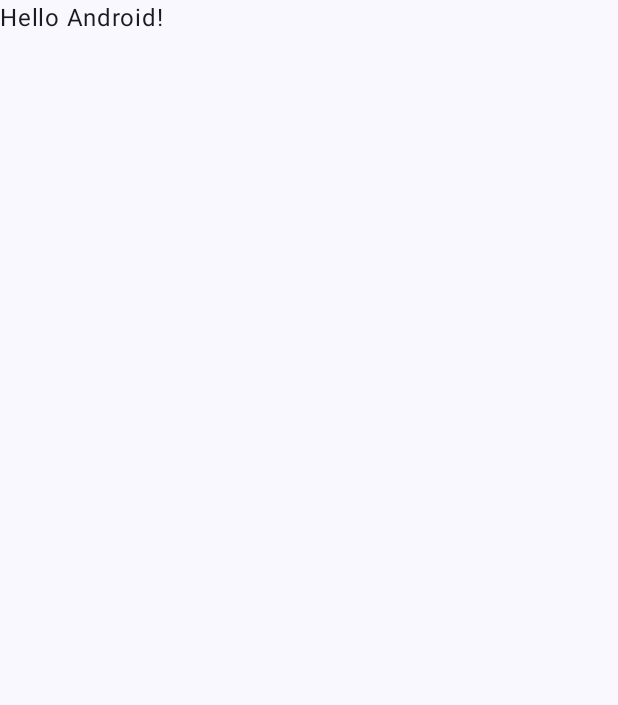
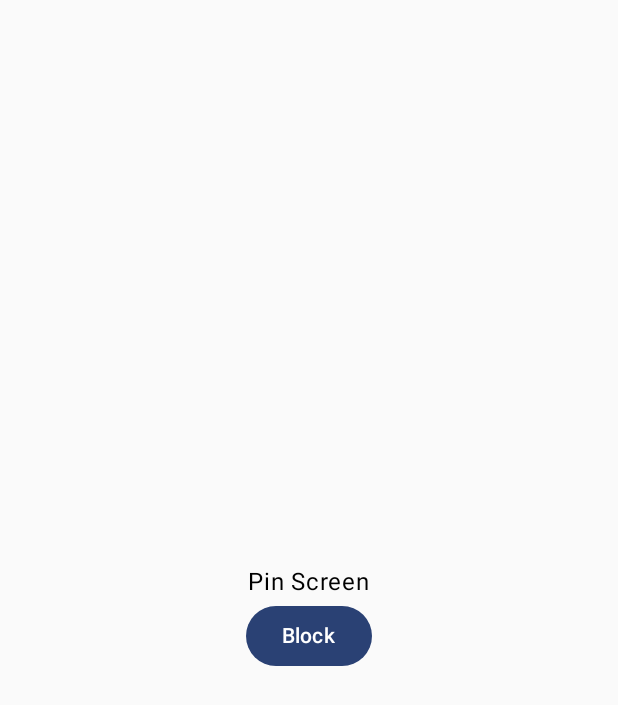
Before and after one commit to georgix/pinblokandroid, an Android app built with Jetpack Compose: the screen it shows after launch (MainActivity), on a phone screen of 412 x 824 dp. Before the commit the part shown is almost empty. Shown: the top 705 px of the screen. Run offline under Robolectric (Android 15) with nearby library versions, the phone set to English and light mode, and no system bars.

Commit message:
Setup pin/block screens

```diff
--- a/app/build.gradle
+++ b/app/build.gradle
@@ -51,6 +51,7 @@ dependencies {
     implementation 'androidx.core:core-ktx:1.10.1'
     implementation 'androidx.lifecycle:lifecycle-runtime-ktx:2.6.1'
     implementation 'androidx.activity:activity-compose:1.7.2'
+    implementation 'androidx.navigation:navigation-compose:2.7.0-beta01'
     implementation platform('androidx.compose:compose-bom:2022.10.00')
     implementation 'androidx.compose.ui:ui'
     implementation 'androidx.compose.ui:ui-graphics'
--- a/app/src/main/java/nz/jing/pinblok/MainActivity.kt
+++ b/app/src/main/java/nz/jing/pinblok/MainActivity.kt
@@ -17,30 +17,8 @@ class MainActivity : ComponentActivity() {
         super.onCreate(savedInstanceState)
         setContent {
             PinBlokTheme {
-                // A surface container using the 'background' color from the theme
-                Surface(
-                    modifier = Modifier.fillMaxSize(),
-                    color = MaterialTheme.colorScheme.background
-                ) {
-                    Greeting("Android")
-                }
+                MainApp()
             }
         }
     }
 }
-
-@Composable
-fun Greeting(name: String, modifier: Modifier = Modifier) {
-    Text(
-        text = "Hello $name!",
-        modifier = modifier
-    )
-}
-
-@Preview(showBackground = true)
-@Composable
-fun GreetingPreview() {
-    PinBlokTheme {
-        Greeting("Android")
-    }
-}
--- /dev/null
+++ b/app/src/main/java/nz/jing/pinblok/MainApp.kt
@@ -0,0 +1,27 @@
+package nz.jing.pinblok
+
+import androidx.compose.runtime.Composable
+import androidx.compose.ui.tooling.preview.Preview
+import androidx.navigation.compose.NavHost
+import androidx.navigation.compose.composable
+import androidx.navigation.compose.rememberNavController
+import nz.jing.pinblok.features.blok.BlokScreen
+import nz.jing.pinblok.features.pin.PinScreen
+
+
+
+@Composable
+fun MainApp() {
+    val navController = rememberNavController()
+
+    NavHost(navController, startDestination = Screen.Pin.route) {
+        composable(Screen.Blok.route) { BlokScreen() }
+        composable(Screen.Pin.route) { PinScreen(navController) }
+    }
+}
+
+@Preview
+@Composable
+fun MainAppPreview() {
+    MainApp()
+}
--- /dev/null
+++ b/app/src/main/java/nz/jing/pinblok/Screen.kt
@@ -0,0 +1,6 @@
+package nz.jing.pinblok
+
+sealed class Screen(val route: String) {
+    object Blok : Screen("blok")
+    object Pin : Screen("pin")
+}
--- /dev/null
+++ b/app/src/main/java/nz/jing/pinblok/features/pin/PinScreen.kt
@@ -0,0 +1,36 @@
+package nz.jing.pinblok.features.pin
+
+import androidx.compose.foundation.layout.Arrangement
+import androidx.compose.foundation.layout.Column
+import androidx.compose.foundation.layout.fillMaxSize
+import androidx.compose.material3.Button
+import androidx.compose.material3.Text
+import androidx.compose.runtime.Composable
+import androidx.compose.ui.Alignment
+import androidx.compose.ui.Modifier
+import androidx.compose.ui.tooling.preview.Preview
+import androidx.navigation.NavController
+import androidx.navigation.compose.rememberNavController
+import nz.jing.pinblok.Screen
+
+@Composable
+fun PinScreen(navController: NavController) {
+    Column(
+        modifier = Modifier.fillMaxSize(),
+        verticalArrangement = Arrangement.Center,
+        horizontalAlignment = Alignment.CenterHorizontally
+    ) {
+        Text(text = "Pin Screen")
+        Button(
+            onClick = { navController.navigate(Screen.Blok.route) }
+        ) {
+            Text (text = "Block")
+        }
+    }
+}
+
+@Preview
+@Composable
+fun PinScreenPreview() {
+    PinScreen(navController = rememberNavController())
+}
```
Also changed, not shown: app/src/main/java/nz/jing/pinblok/features/blok/BlokScreen.kt (added, +25 -0 lines).
